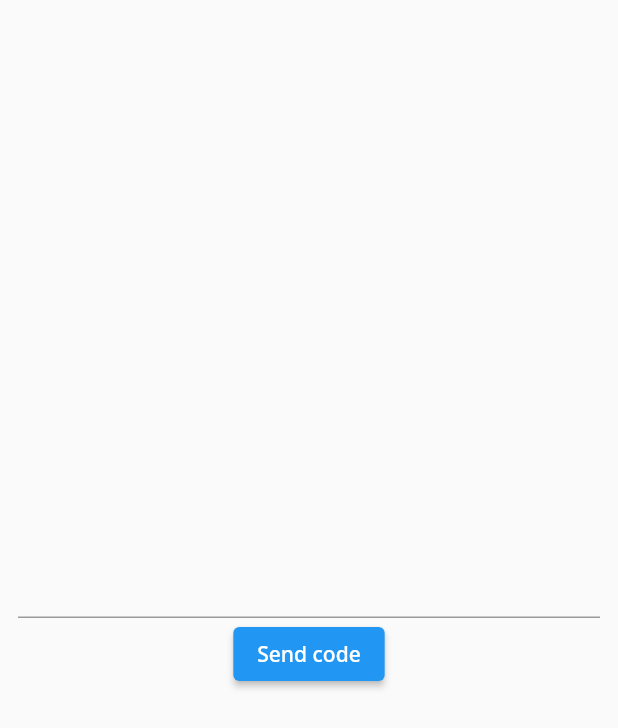
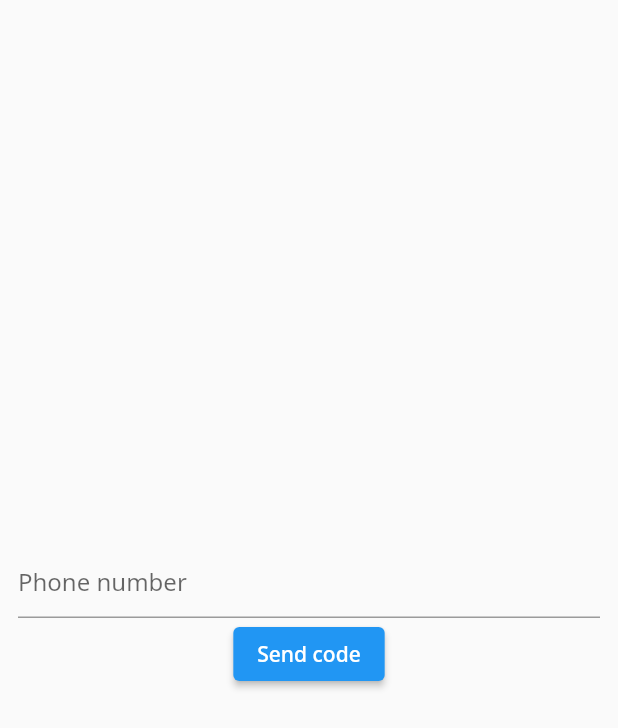
Before and after one commit to AlibiMelis/financial_intruments, a Flutter app: the LoginPage screen opened directly, on a phone screen of 412 x 824 dp. Shown: the top 728 px of the screen. Run offline on Flutter 3.47's test engine with Material 2 defaults, Android fonts, the phone set to English and light mode, and no system bars; our stand-ins replace bloc, cloud_firestore, equatable, firebase_auth, firebase_core, flutter_bloc and 8 more; accounts and stored records are empty; network calls fail.

Commit message:
add hint text

```diff
--- a/lib/features/login/widgets/signup_form.dart
+++ b/lib/features/login/widgets/signup_form.dart
@@ -14,6 +14,7 @@ class SignUpForm extends StatelessWidget {
         mainAxisAlignment: MainAxisAlignment.center,
         children: [
           TextFormField(
+            decoration: const InputDecoration(hintText: 'Phone number'),
             controller: _phoneNumberController,
           ),
           ElevatedButton(
```
